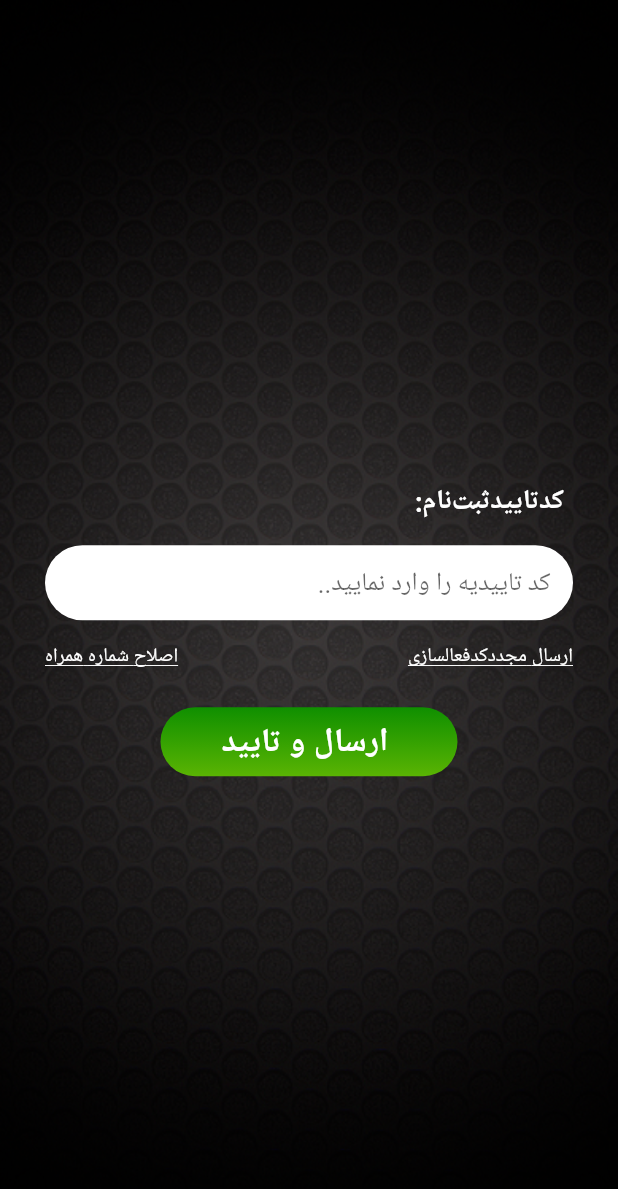
After one commit to HosseinAsadi/ArtMan, a Flutter app: the SMSVerify screen opened by its route, on a phone screen of 412 x 824 dp. The commit adds this screen. Shown: the top 1189 px of the screen. Run offline on Flutter 3.47's test engine with Material 2 defaults, Android fonts, the phone set to English and light mode, and no system bars.

Commit message:
screen sms verify (page 8 of pdf) and modify code

```diff
--- /dev/null
+++ b/lib/components/text.dart
@@ -0,0 +1,24 @@
+import 'package:flutter/material.dart';
+
+class CustomText extends StatelessWidget{
+  String _text;
+
+  CustomText(this._text);
+
+  @override
+  Widget build(BuildContext context) {
+    // TODO: implement build
+    return Container(
+      alignment: Alignment(1, 0),
+      margin: EdgeInsets.only(left: 20, right: 20),
+      padding: EdgeInsets.all(16),
+      child: Text(
+        _text,
+        textDirection: TextDirection.rtl,
+        style: TextStyle(
+            fontWeight: FontWeight.bold, color: Colors.white, fontSize: 18),
+      ),
+    );;
+  }
+
+}
--- a/lib/main.dart
+++ b/lib/main.dart
@@ -4,6 +4,7 @@ import 'screens/coach-atributies-explanations.dart';
 import 'package:flutter/rendering.dart';
 import 'package:flutter_localizations/flutter_localizations.dart';
 import 'screens/register.dart';
+import 'screens/sms-verify.dart';
 
 void main() => runApp(MyApp());
 
@@ -28,6 +29,7 @@ class MyApp extends StatelessWidget {
         '/': (BuildContext context) => FirstLogin(),
         '/coach-explan': (BuildContext context) => CoachExplan(),
         '/register': (BuildContext context) => Register(),
+        '/sms-verify': (BuildContext context) => SMSVerify(),
       },
     );
   }
--- a/lib/screens/register.dart
+++ b/lib/screens/register.dart
@@ -1,5 +1,6 @@
 import 'package:flutter/material.dart';
 import 'package:art_man/components/drop-down-menu.dart';
+import 'package:art_man/components/text.dart';
 
 
 class Register extends StatefulWidget {
@@ -13,6 +14,10 @@ class Register extends StatefulWidget {
 class R extends State<Register> {
   DropDownMenu _dropDownMenuCountrySelected = new DropDownMenu("کشور محل زندگی خود را انتخاب کنید..");
   DropDownMenu _dropDownMenuCitySelected = new DropDownMenu("شهر محل زندگی خود را انتخاب کنید..");
+  CustomText _ct1 = new CustomText("نام و نام خانوادگی:");
+  CustomText _ct2 = new CustomText("انتخاب کشور:");
+  CustomText _ct3 = new CustomText("انتخاب شهر:");
+  CustomText _ct4 = new CustomText("شماره همراه:");
 
   var _formKey = GlobalKey<FormState>();
 
@@ -41,13 +46,13 @@ class R extends State<Register> {
             child: ListView(
               shrinkWrap: true,
               children: <Widget>[
-                getTexts("نام و نام خانوادگی:"),
+                _ct1,
                 getTextFields("نام و نام خانودگی خود را وارد نمایید.."),
-                getTexts("انتخاب کشور:"),
+                _ct2,
                 _dropDownMenuCountrySelected,
-                getTexts("انتخاب شهر:"),
+                _ct3,
                 _dropDownMenuCitySelected,
-                getTexts("شماره همراه:"),
+                _ct4,
                 getTextFields("شماره همراه خود را وارد کنید.."),
                 button()
 
@@ -57,17 +62,6 @@ class R extends State<Register> {
       )
   );
 
-
-  Widget getTexts(String text) => Container(
-        margin: EdgeInsets.only(left: 20, right: 20),
-        padding: EdgeInsets.all(16),
-        child: Text(
-          text,
-          textDirection: TextDirection.rtl,
-          style: TextStyle(
-              fontWeight: FontWeight.bold, color: Colors.white, fontSize: 18),
-        ),
-      );
 
   Widget getTextFields(String hint) => Container(
       height: 50,
@@ -83,7 +77,7 @@ class R extends State<Register> {
             validator: (String value){
               if(value.isEmpty) {
                 Scaffold.of(context).showSnackBar(SnackBar(content: Text('لطفا همه فیلد ها را پر کنید!')));
-                return 'sds';
+                return null;
               }
             },
             decoration: InputDecoration.collapsed(
@@ -117,8 +111,8 @@ class R extends State<Register> {
                 color: Colors.white,
                 fontSize: 22))),
     onTap: () {
-      if(_formKey.currentState.validate())
-        Navigator.pushNamed(context, '');
+//      if(_formKey.currentState.validate())
+        Navigator.pushNamed(context, '/sms-verify');
     },
   );
 }
--- /dev/null
+++ b/lib/screens/sms-verify.dart
@@ -0,0 +1,133 @@
+import 'package:flutter/material.dart';
+import 'package:art_man/components/text.dart';
+
+class SMSVerify extends StatefulWidget{
+  @override
+  State<StatefulWidget> createState() {
+    // TODO: implement createState
+    return SMSV();
+  }
+
+}
+
+class SMSV extends State<SMSVerify>{
+  CustomText ct = new CustomText("کد‌تایید‌ثبت‌نام:");
+
+  @override
+  Widget build(BuildContext context) {
+    // TODO: implement build
+    return Scaffold(
+      body: setBackground(),
+    );
+  }
+
+  Widget setBackground() => Container(
+    alignment: Alignment(1, 0),
+    decoration: BoxDecoration(
+      image: DecorationImage(
+        image: AssetImage("assets/images/background.png"),
+        fit: BoxFit.cover,
+      ),
+    ),
+    child: body(),
+  );
+
+
+  Widget body() =>  Column(
+      mainAxisAlignment: MainAxisAlignment.center,
+      children: <Widget>[
+        ct,
+        getTextFields("کد تاییدیه را وارد نمایید.."),
+        getRow(),
+        button()
+      ],
+  );
+
+  Widget getTextFields(String hint) => Container(
+      height: 50,
+      alignment: Alignment(0, 0),
+      margin: EdgeInsets.only(left: 30, right: 30),
+      padding: EdgeInsets.only(left: 15, right: 15),
+      decoration: BoxDecoration(
+          color: Colors.white, borderRadius: BorderRadius.circular(25)),
+
+      child: TextFormField(
+        textDirection: TextDirection.rtl,
+        textAlign: TextAlign.right,
+        validator: (String value){
+          if(value.isEmpty) {
+            Scaffold.of(context).showSnackBar(SnackBar(content: Text('لطفا همه فیلد ها را پر کنید!')));
+            return null;
+          }
+        },
+        decoration: InputDecoration.collapsed(
+            hintText: hint,
+            fillColor: Colors.grey
+        ),
+      )
+
+  );
+
+  Widget getRow() => Container(
+    margin: EdgeInsets.only(left: 30, right: 30, top: 15, bottom: 25),
+    child: Row(
+      mainAxisAlignment: MainAxisAlignment.spaceBetween,
+      children: <Widget>[
+
+        GestureDetector(
+          child: Container(
+            child: Text('ارسال مجددکدفعالسازی',
+                style: TextStyle(color: Colors.white,
+                    fontSize: 13,
+                    decoration: TextDecoration.underline
+                )
+            ),
+          ),
+          onTap: (){
+
+          },
+        ),
+        GestureDetector(
+          child: Container(
+            child: Text('اصلاح شماره همراه',
+                style: TextStyle(color: Colors.white,
+                    fontSize: 13,
+                    decoration: TextDecoration.underline
+                )
+            ),
+          ),
+          onTap: (){
+
+          },
+        )
+      ],
+    ),
+  );
+
+  Widget button() => GestureDetector(
+    child: Container(
+        margin: EdgeInsets.only(
+            left:  MediaQuery.of(context).size.width - 305,
+            right:  MediaQuery.of(context).size.width - 305
+        ),
+        padding: EdgeInsets.only(top: 8, bottom: 8),
+        alignment: Alignment(0, 0),
+        decoration: BoxDecoration(
+          gradient: LinearGradient(
+              colors: [new Color(0xFF0F8F00), new Color(0xFF5AB403)],
+              begin: Alignment.topCenter,
+              end: Alignment.bottomCenter),
+          borderRadius: BorderRadius.circular(25),
+
+        ),
+        child: Text(' ارسال و تایید',
+            style: TextStyle(
+                fontWeight: FontWeight.bold,
+                color: Colors.white,
+                fontSize: 22))),
+    onTap: () {
+//      if(_formKey.currentState.validate())
+      Navigator.pushNamed(context, '/sms-verify');
+    },
+  );
+}
```
Also changed, not shown: lib/components/text-field.dart (added).
